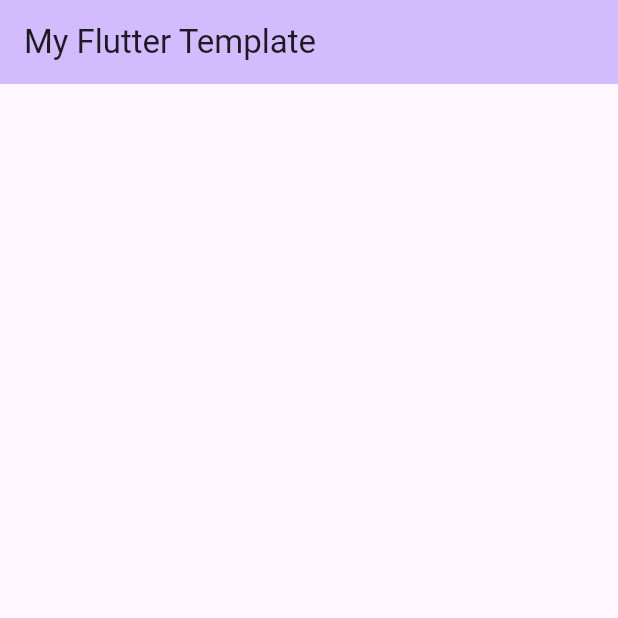
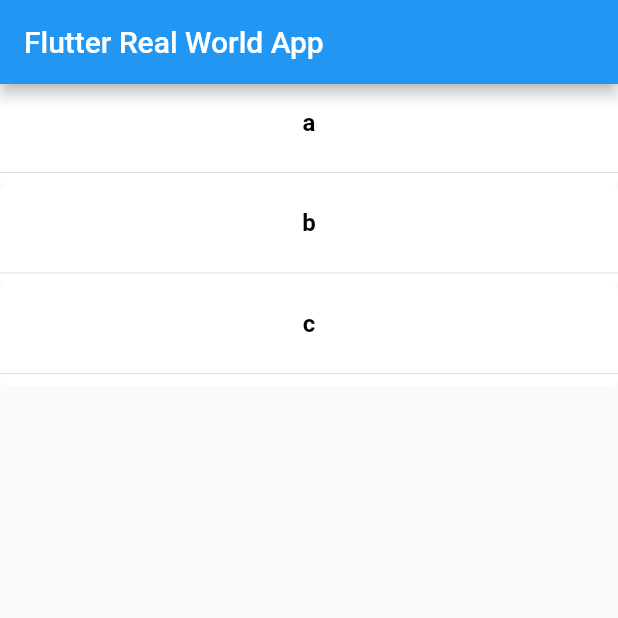
Before and after one commit to WorkPla/FlutterTemplet, a Flutter app: the screen it shows after launch, on a phone screen of 412 x 824 dp, the top half of it. Run offline on Flutter 3.47's test engine with Material 2 defaults, Android fonts, the phone set to English and light mode, and no system bars; our stand-ins replace device_preview.

Commit message:
- Added home page.

```diff
--- a/lib/features/home/home_page.dart
+++ b/lib/features/home/home_page.dart
@@ -1,24 +1,8 @@
 import 'package:flutter/material.dart';
-
-class MyApp extends StatelessWidget {
-  const MyApp({super.key});
-
-  // This widget is the root of your application.
-  @override
-  Widget build(BuildContext context) {
-    return MaterialApp(
-      title: 'My Flutter Template',
-      theme: ThemeData(
-        colorScheme: ColorScheme.fromSeed(seedColor: Colors.deepPurple),
-        useMaterial3: true,
-      ),
-      home: const MyHomePage(title: 'My Flutter Template'),
-    );
-  }
-}
+import 'package:my_flutter_template/features/home/home_page_cell.dart';
 
 class MyHomePage extends StatefulWidget {
-  const MyHomePage({super.key, required this.title});
+  MyHomePage({super.key, required this.title});
   final String title;
 
   @override
@@ -28,10 +12,30 @@ class MyHomePage extends StatefulWidget {
 class _MyHomePageState extends State<MyHomePage> {
   @override
   Widget build(BuildContext context) {
-    return Scaffold(
-      appBar: AppBar(
-        backgroundColor: Theme.of(context).colorScheme.inversePrimary,
-        title: Text(widget.title),
+    var topics = ['a', 'b', 'c'];
+    return new MaterialApp(
+      home: new Scaffold(
+        appBar: new AppBar(
+          title: new Text("Flutter Real World App"),
+        ),
+        body: new Center(
+          child: new ListView.builder(
+            itemCount: topics != null ? topics.length : 0,
+            itemBuilder: (context, index) {
+              final topic = topics[index];
+              return new TextButton(
+                  style: TextButton.styleFrom(
+                      minimumSize: Size.zero,
+                      padding: EdgeInsets.zero,
+                      tapTargetSize: MaterialTapTargetSize.shrinkWrap,
+                      backgroundColor: Colors.white),
+                  onPressed: () {
+                    print("Pressed on => $topic");
+                  },
+                  child: new HomeTableCell(topic));
+            },
+          ),
+        ),
       ),
     );
   }
--- /dev/null
+++ b/lib/features/home/home_page_cell.dart
@@ -0,0 +1,29 @@
+import 'package:flutter/material.dart';
+
+class HomeTableCell extends StatelessWidget {
+  final topic;
+  HomeTableCell(this.topic);
+
+  Widget build(BuildContext context) {
+    return new Column(
+      children: <Widget>[
+        new Container(
+          padding: new EdgeInsets.all(16.0),
+          child: new Column(
+            crossAxisAlignment: CrossAxisAlignment.start,
+            children: <Widget>[
+              new Text(
+                topic,
+                style: new TextStyle(
+                    fontSize: 16.0,
+                    fontWeight: FontWeight.bold,
+                    color: Colors.black),
+              ),
+            ],
+          ),
+        ),
+        new Divider()
+      ],
+    );
+  }
+}
```
